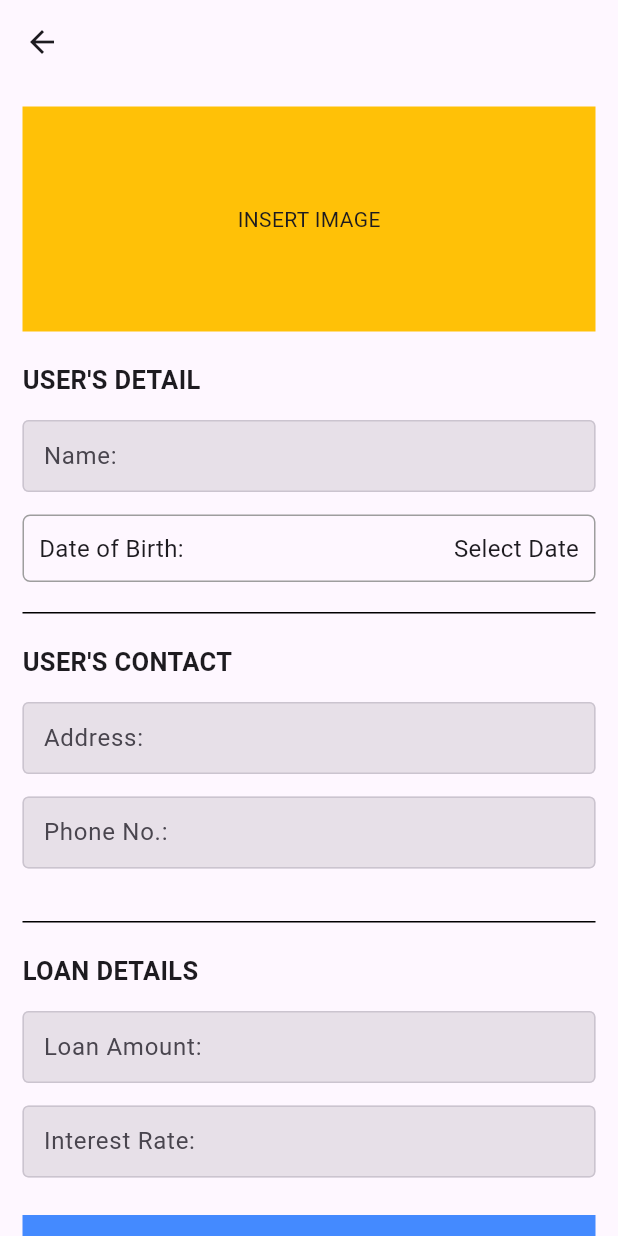
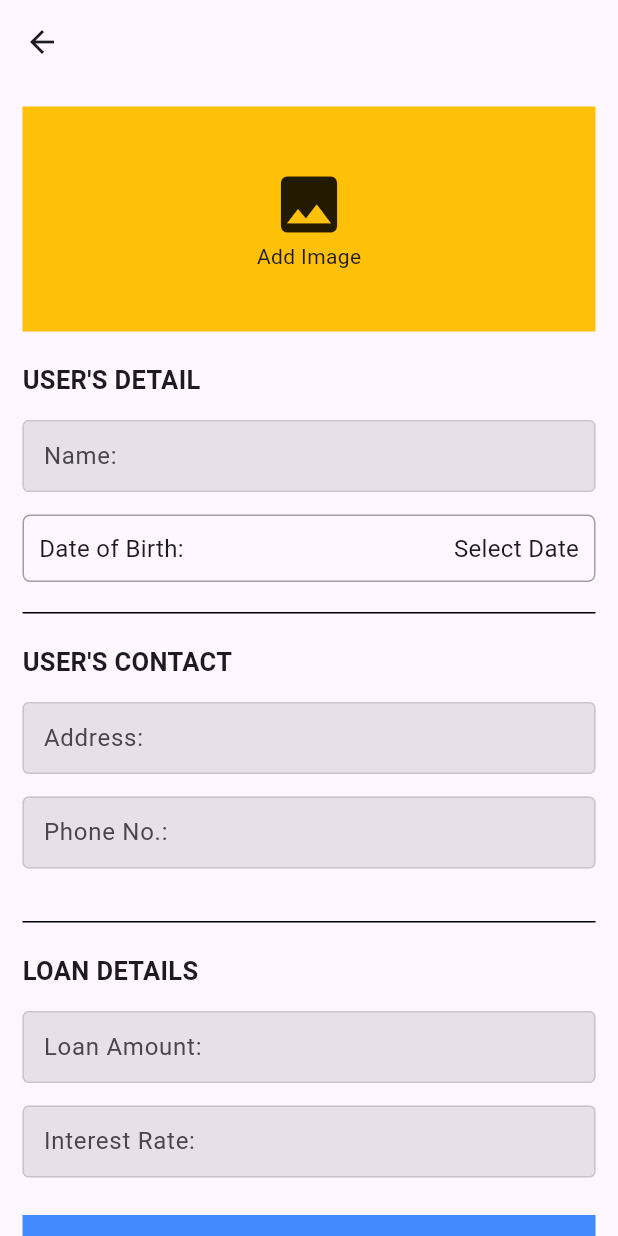
Before and after one commit to Jaspal0923/lending_management, a Flutter app: the AddPage screen opened by its route, on a phone screen of 412 x 824 dp. Run offline on Flutter 3.47's test engine with Material 3 defaults, Android fonts, the phone set to English and light mode, and no system bars; our stand-ins replace firebase_auth, firebase_core, image_picker; missing offline and left inert: qr_code_scanner; accounts and stored records are empty.

Commit message:
Add Image Picker

```diff
--- a/lib/Add_Page/addPage.dart
+++ b/lib/Add_Page/addPage.dart
@@ -1,4 +1,5 @@
 import 'package:flutter/material.dart';
+import 'package:image_picker/image_picker.dart';
 import 'package:lending_management/Add_Page/add_textFields.dart';
 import 'package:intl/intl.dart';
 
@@ -33,11 +34,11 @@ class _AddPageState extends State<AddPage> {
   var formkey = GlobalKey<FormState>();
 
   //========================================== METHODS
-  bool isNumber(String text){
-    try{
+  bool isNumber(String text) {
+    try {
       double.parse(text);
       return true;
-    }catch(e){
+    } catch (e) {
       return false;
     }
   }
@@ -70,13 +71,28 @@ class _AddPageState extends State<AddPage> {
               crossAxisAlignment: CrossAxisAlignment.start,
               children: [
                 // IMAGE CONTAINER
-                Container(
+                GestureDetector(
+                  onTap: () {
+                    ImagePicker imagePicker = ImagePicker();
+                    imagePicker.pickImage(source: ImageSource.gallery);
+                  },
+                  child: Container(
                     decoration: const BoxDecoration(
                       color: Colors.amber,
                     ),
                     width: double.infinity,
                     height: 150,
-                  child: const Center(child: Text('INSERT IMAGE')),
+                    child: const Column(
+                      mainAxisAlignment: MainAxisAlignment.center,
+                      children: [
+                        Icon(
+                          Icons.image,
+                          size: 50,
+                        ),
+                        Text('Add Image'),
+                      ],
+                    ),
+                  ),
                 ),
 
                 //====================================================================== USER'S DETAIL
@@ -248,8 +264,8 @@ class _AddPageState extends State<AddPage> {
                   child: GestureDetector(
                     onTap: () {
                       if (formkey.currentState!.validate()) {
-
-                        if(isNumber(_loanAmt.text) && isNumber(_loanPercent.text)){
+                        if (isNumber(_loanAmt.text) &&
+                            isNumber(_loanPercent.text)) {
                           showDialog(
                             context: context,
                             builder: (context) => AlertDialog(
@@ -265,9 +281,9 @@ class _AddPageState extends State<AddPage> {
                                 width: 400,
                                 child: Column(
                                   children: [
-
                                     Text('LOAN AMOUNT: ${_loanAmt.text}\n'),
-                                    Text('INTEREST RATE: ${_loanPercent.text}\n'),
+                                    Text(
+                                        'INTEREST RATE: ${_loanPercent.text}\n'),
 
                                     //===CALCULATION FOR TOTAL BALACNE===
 
@@ -283,16 +299,16 @@ class _AddPageState extends State<AddPage> {
                               ],
                             ),
                           );
-                        }else{
+                        } else {
                           showDialog(
                               context: context,
-                            builder: (context)=>const AlertDialog(
-                              title: Center(child: Text('Loan Amount and Interest Must be a number')),
-                            )
-                          );
+                              builder: (context) => const AlertDialog(
+                                    title: Center(
+                                        child: Text(
+                                            'Loan Amount and Interest Must be a number')),
+                                  ));
                         }
                         //==================== SHOW DIALOG FOR CONFIRMATION
-
                       }
                     },
                     onTapDown: (_) => setState(() => _isPressed = true),
--- a/pubspec.yaml
+++ b/pubspec.yaml
@@ -18,6 +18,8 @@ dependencies:
   firebase_auth: ^4.15.2
   qr_flutter: ^4.1.0
   qr_code_scanner: ^1.0.1
+  firebase_storage: ^11.5.5
+  image_picker: ^1.0.4
 
 dev_dependencies:
   flutter_test:
```
Also changed, not shown: pubspec.lock, 5 other files. Lines whose indentation alone changed are shown as unchanged.
